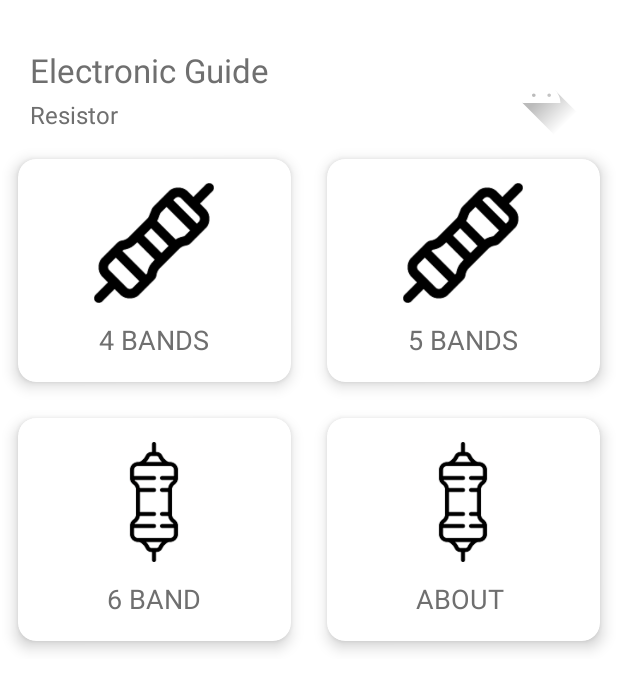
After one commit to vaibhavt802/Electronic-Guide, an Android app: the ResistorActivity screen opened directly, with no data from a screen before it, on a phone screen of 412 x 824 dp. The commit adds this screen. Shown: the top 690 px of the screen. Run offline under Robolectric (Android 15) with nearby library versions, the phone set to English and light mode, and no system bars.

Commit message:
added resistor activity, completed its UI, added on click to card view.

```diff
--- a/app/src/main/AndroidManifest.xml
+++ b/app/src/main/AndroidManifest.xml
@@ -9,6 +9,7 @@
         android:roundIcon="@mipmap/ic_launcher_round"
         android:supportsRtl="true"
         android:theme="@style/AppTheme">
+        <activity android:name=".ResistorActivity"></activity>
         <activity android:name=".MainActivity">
             <intent-filter>
                 <action android:name="android.intent.action.MAIN" />
--- a/app/src/main/java/com/example/electronicguide/MainActivity.java
+++ b/app/src/main/java/com/example/electronicguide/MainActivity.java
@@ -1,14 +1,34 @@
 package com.example.electronicguide;
 
+import android.content.Intent;
 import android.support.v7.app.AppCompatActivity;
 import android.os.Bundle;
+import android.support.v7.widget.CardView;
+import android.view.View;
 
 public class MainActivity extends AppCompatActivity {
-
+    private CardView mResistor, mDiode, mZenerDiode, mCapacitor, mInductor, mLED, mSCR, mIC, mBattery, mTransistor;
     @Override
     protected void onCreate(Bundle savedInstanceState) {
         super.onCreate(savedInstanceState);
         setContentView(R.layout.activity_main);
+        mResistor = (CardView)findViewById(R.id.resistor);
+        mDiode = (CardView)findViewById(R.id.diode);
+        mZenerDiode = (CardView)findViewById(R.id.zenerdiode);
+        mCapacitor = (CardView)findViewById(R.id.capacitor);
+        mInductor = (CardView)findViewById(R.id.inductor);
+        mLED = (CardView)findViewById(R.id.led);
+        mSCR = (CardView)findViewById(R.id.scr);
+        mIC = (CardView)findViewById(R.id.ic);
+        mBattery = (CardView)findViewById(R.id.battery);
+        mTransistor = (CardView)findViewById(R.id.transistor);
 
+        mResistor.setOnClickListener(new View.OnClickListener() {
+            @Override
+            public void onClick(View v) {
+                Intent intent = new Intent(MainActivity.this,ResistorActivity.class);
+                startActivity(intent);
+            }
+        });
     }
 }
--- /dev/null
+++ b/app/src/main/java/com/example/electronicguide/ResistorActivity.java
@@ -0,0 +1,13 @@
+package com.example.electronicguide;
+
+import android.support.v7.app.AppCompatActivity;
+import android.os.Bundle;
+
+public class ResistorActivity extends AppCompatActivity {
+
+    @Override
+    protected void onCreate(Bundle savedInstanceState) {
+        super.onCreate(savedInstanceState);
+        setContentView(R.layout.activity_resistor);
+    }
+}
--- a/app/src/main/res/layout/activity_main.xml
+++ b/app/src/main/res/layout/activity_main.xml
@@ -53,6 +53,7 @@
             android:layout_height="wrap_content">
 
             <android.support.v7.widget.CardView
+                android:id="@+id/resistor"
                 android:layout_height="wrap_content"
                 android:layout_width="wrap_content"
                 android:layout_columnWeight="1"
@@ -87,6 +88,7 @@
             </android.support.v7.widget.CardView>
 
             <android.support.v7.widget.CardView
+                android:id="@+id/diode"
                 android:layout_height="wrap_content"
                 android:layout_width="wrap_content"
                 android:layout_columnWeight="1"
@@ -112,7 +114,7 @@
                         android:layout_marginTop="12dp"
                         android:textColor="#6f6f6f"
                         android:textSize="18sp"
-                        android:text="RESISTOR"
+                        android:text="DIODE"
                         android:layout_width="wrap_content"
                         android:layout_height="wrap_content" />
 
@@ -121,6 +123,7 @@
             </android.support.v7.widget.CardView>
 
             <android.support.v7.widget.CardView
+                android:id="@+id/zenerdiode"
                 android:layout_height="wrap_content"
                 android:layout_width="wrap_content"
                 android:layout_columnWeight="1"
@@ -146,7 +149,7 @@
                         android:layout_marginTop="12dp"
                         android:textColor="#6f6f6f"
                         android:textSize="18sp"
-                        android:text="RESISTOR"
+                        android:text="ZENER DIODE"
                         android:layout_width="wrap_content"
                         android:layout_height="wrap_content" />
 
@@ -155,6 +158,7 @@
             </android.support.v7.widget.CardView>
 
             <android.support.v7.widget.CardView
+                android:id="@+id/capacitor"
                 android:layout_height="wrap_content"
                 android:layout_width="wrap_content"
                 android:layout_columnWeight="1"
@@ -180,7 +184,7 @@
                         android:layout_marginTop="12dp"
                         android:textColor="#6f6f6f"
                         android:textSize="18sp"
-                        android:text="RESISTOR"
+                        android:text="CAPACITOR"
                         android:layout_width="wrap_content"
                         android:layout_height="wrap_content" />
 
@@ -189,6 +193,7 @@
             </android.support.v7.widget.CardView>
 
             <android.support.v7.widget.CardView
+                android:id="@+id/inductor"
                 android:layout_height="wrap_content"
                 android:layout_width="wrap_content"
                 android:layout_columnWeight="1"
@@ -214,7 +219,7 @@
                         android:layout_marginTop="12dp"
                         android:textColor="#6f6f6f"
                         android:textSize="18sp"
-                        android:text="RESISTOR"
+                        android:text="INDUCTOR"
                         android:layout_width="wrap_content"
                         android:layout_height="wrap_content" />
 
@@ -223,6 +228,7 @@
             </android.support.v7.widget.CardView>
 
             <android.support.v7.widget.CardView
+                android:id="@+id/led"
                 android:layout_height="wrap_content"
                 android:layout_width="wrap_content"
                 android:layout_columnWeight="1"
@@ -248,7 +254,7 @@
                         android:layout_marginTop="12dp"
                         android:textColor="#6f6f6f"
                         android:textSize="18sp"
-                        android:text="RESISTOR"
+                        android:text="LED"
                         android:layout_width="wrap_content"
                         android:layout_height="wrap_content" />
 
@@ -257,6 +263,7 @@
             </android.support.v7.widget.CardView>
 
             <android.support.v7.widget.CardView
+                android:id="@+id/scr"
                 android:layout_height="wrap_content"
                 android:layout_width="wrap_content"
                 android:layout_columnWeight="1"
@@ -282,7 +289,7 @@
                         android:layout_marginTop="12dp"
                         android:textColor="#6f6f6f"
                         android:textSize="18sp"
-                        android:text="RESISTOR"
+                        android:text="SCR"
                         android:layout_width="wrap_content"
                         android:layout_height="wrap_content" />
 
@@ -291,6 +298,7 @@
             </android.support.v7.widget.CardView>
 
             <android.support.v7.widget.CardView
+                android:id="@+id/ic"
                 android:layout_height="wrap_content"
                 android:layout_width="wrap_content"
                 android:layout_columnWeight="1"
@@ -316,7 +324,7 @@
                         android:layout_marginTop="12dp"
                         android:textColor="#6f6f6f"
                         android:textSize="18sp"
-                        android:text="RESISTOR"
+                        android:text="IC"
                         android:layout_width="wrap_content"
                         android:layout_height="wrap_content" />
 
@@ -325,6 +333,7 @@
             </android.support.v7.widget.CardView>
 
             <android.support.v7.widget.CardView
+                android:id="@+id/battery"
                 android:layout_height="wrap_content"
                 android:layout_width="wrap_content"
                 android:layout_columnWeight="1"
@@ -350,7 +359,7 @@
                         android:layout_marginTop="12dp"
                         android:textColor="#6f6f6f"
                         android:textSize="18sp"
-                        android:text="RESISTOR"
+                        android:text="BATTERY"
                         android:layout_width="wrap_content"
                         android:layout_height="wrap_content" />
 
@@ -359,6 +368,7 @@
             </android.support.v7.widget.CardView>
 
             <android.support.v7.widget.CardView
+                android:id="@+id/transistor"
                 android:layout_height="wrap_content"
                 android:layout_width="wrap_content"
                 android:layout_columnWeight="1"
@@ -384,7 +394,7 @@
                         android:layout_marginTop="12dp"
                         android:textColor="#6f6f6f"
                         android:textSize="18sp"
-                        android:text="RESISTOR"
+                        android:text="TRANSISTOR"
                         android:layout_width="wrap_content"
                         android:layout_height="wrap_content" />
 
--- /dev/null
+++ b/app/src/main/res/layout/activity_resistor.xml
@@ -0,0 +1,200 @@
+<?xml version="1.0" encoding="utf-8"?>
+<ScrollView
+    xmlns:android="http://schemas.android.com/apk/res/android"
+    xmlns:app="http://schemas.android.com/apk/res-auto"
+    xmlns:tools="http://schemas.android.com/tools"
+    android:layout_width="match_parent"
+    android:layout_height="match_parent"
+    android:background="@color/white"
+    tools:context=".MainActivity">
+
+    <LinearLayout
+        android:orientation="vertical"
+        android:layout_width="wrap_content"
+        android:layout_height="wrap_content">
+
+        <RelativeLayout
+            android:layout_marginTop="32dp"
+            android:layout_marginLeft="20dp"
+            android:layout_marginRight="20dp"
+            android:layout_width="match_parent"
+            android:layout_height="match_parent">
+
+            <TextView
+                android:id="@+id/electronicGuide"
+                android:text="@string/app_name"
+                android:textColor="@color/gray"
+                android:textSize="22sp"
+                android:layout_width="wrap_content"
+                android:layout_height="wrap_content" />
+
+            <TextView
+                android:layout_below="@id/electronicGuide"
+                android:layout_marginTop="4dp"
+                android:text="Resistor"
+                android:textColor="@color/gray"
+                android:textSize="16sp"
+                android:layout_width="wrap_content"
+                android:layout_height="wrap_content" />
+
+            <ImageView
+                android:src="@drawable/ic_launcher_foreground"
+                android:layout_alignParentRight="true"
+                android:layout_width="62dp"
+                android:layout_height="62dp" />
+
+        </RelativeLayout>
+
+        <GridLayout
+            android:columnCount="2"
+            android:rowCount="6"
+            android:columnOrderPreserved="false"
+            android:layout_width="match_parent"
+            android:layout_height="wrap_content">
+
+            <android.support.v7.widget.CardView
+                android:id="@+id/resistor"
+                android:layout_height="wrap_content"
+                android:layout_width="wrap_content"
+                android:layout_columnWeight="1"
+                android:layout_rowWeight="1"
+                app:cardElevation="6dp"
+                app:cardCornerRadius="12dp"
+                android:layout_margin="12dp"
+                >
+
+                <LinearLayout
+                    android:orientation="vertical"
+                    android:padding="16dp"
+                    android:gravity="center"
+                    android:layout_width="match_parent"
+                    android:layout_height="match_parent">
+
+                    <ImageView
+                        android:src="@drawable/icons_resistor"
+                        android:layout_width="80dp"
+                        android:layout_height="80dp" />
+
+                    <TextView
+                        android:layout_marginTop="12dp"
+                        android:textColor="#6f6f6f"
+                        android:textSize="18sp"
+                        android:text="4 BANDS"
+                        android:layout_width="wrap_content"
+                        android:layout_height="wrap_content" />
+
+                </LinearLayout>
+
+            </android.support.v7.widget.CardView>
+
+            <android.support.v7.widget.CardView
+                android:id="@+id/diode"
+                android:layout_height="wrap_content"
+                android:layout_width="wrap_content"
+                android:layout_columnWeight="1"
+                android:layout_rowWeight="1"
+                app:cardElevation="6dp"
+                app:cardCornerRadius="12dp"
+                android:layout_margin="12dp"
+                >
+
+                <LinearLayout
+                    android:orientation="vertical"
+                    android:padding="16dp"
+                    android:gravity="center"
+                    android:layout_width="match_parent"
+                    android:layout_height="match_parent">
+
+                    <ImageView
+                        android:src="@drawable/icons_resistor"
+                        android:layout_width="80dp"
+                        android:layout_height="80dp" />
+
+                    <TextView
+                        android:layout_marginTop="12dp"
+                        android:textColor="#6f6f6f"
+                        android:textSize="18sp"
+                        android:text="5 BANDS"
+                        android:layout_width="wrap_content"
+                        android:layout_height="wrap_content" />
+
+                </LinearLayout>
+
+            </android.support.v7.widget.CardView>
+
+            <android.support.v7.widget.CardView
+                android:id="@+id/zenerdiode"
+                android:layout_height="wrap_content"
+                android:layout_width="wrap_content"
+                android:layout_columnWeight="1"
+                android:layout_rowWeight="1"
+                app:cardElevation="6dp"
+                app:cardCornerRadius="12dp"
+                android:layout_margin="12dp"
+                >
+
+                <LinearLayout
+                    android:orientation="vertical"
+                    android:padding="16dp"
+                    android:gravity="center"
+                    android:layout_width="match_parent"
+                    android:layout_height="match_parent">
+
+                    <ImageView
+                        android:src="@drawable/icons_six_resistor"
+                        android:layout_width="80dp"
+                        android:layout_height="80dp" />
+
+                    <TextView
+                        android:layout_marginTop="12dp"
+                        android:textColor="#6f6f6f"
+                        android:textSize="18sp"
+                        android:text="6 BAND"
+                        android:layout_width="wrap_content"
+                        android:layout_height="wrap_content" />
+
+                </LinearLayout>
+
+            </android.support.v7.widget.CardView>
+
+            <android.support.v7.widget.CardView
+                android:id="@+id/capacitor"
+                android:layout_height="wrap_content"
+                android:layout_width="wrap_content"
+                android:layout_columnWeight="1"
+                android:layout_rowWeight="1"
+                app:cardElevation="6dp"
+                app:cardCornerRadius="12dp"
+                android:layout_margin="12dp"
+                >
+
+                <LinearLayout
+                    android:orientation="vertical"
+                    android:padding="16dp"
+                    android:gravity="center"
+                    android:layout_width="match_parent"
+                    android:layout_height="match_parent">
+
+                    <ImageView
+                        android:src="@drawable/icons_six_resistor"
+                        android:layout_width="80dp"
+                        android:layout_height="80dp" />
+
+                    <TextView
+                        android:layout_marginTop="12dp"
+                        android:textColor="#6f6f6f"
+                        android:textSize="18sp"
+                        android:text="ABOUT "
+                        android:layout_width="wrap_content"
+                        android:layout_height="wrap_content" />
+
+                </LinearLayout>
+
+            </android.support.v7.widget.CardView>
+
+        </GridLayout>
+
+    </LinearLayout>
+
+
+</ScrollView>
--- a/app/src/main/res/values/colors.xml
+++ b/app/src/main/res/values/colors.xml
@@ -3,4 +3,6 @@
     <color name="colorPrimary">#008577</color>
     <color name="colorPrimaryDark">#E33F3E</color>
     <color name="colorAccent">#D81B60</color>
+    <color name="white">#FFFFFF</color>
+    <color name="gray">#6f6f6f</color>
 </resources>
```
Also changed, not shown: app/src/main/res/drawable/icons_six_resistor.png (added).
